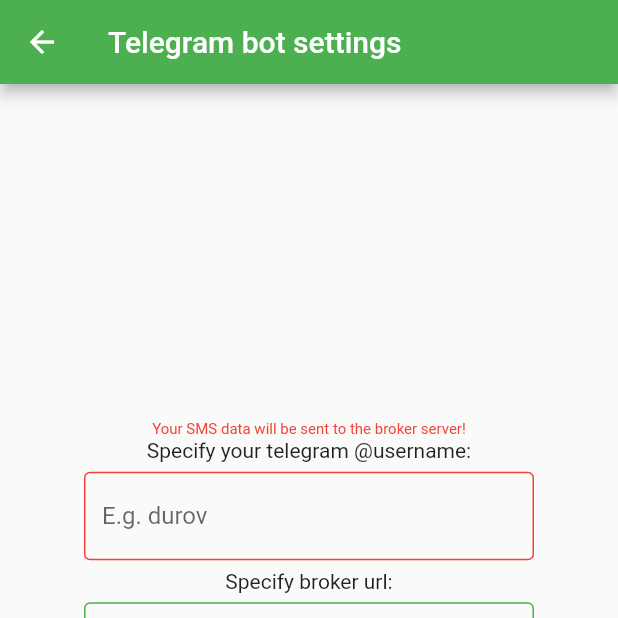
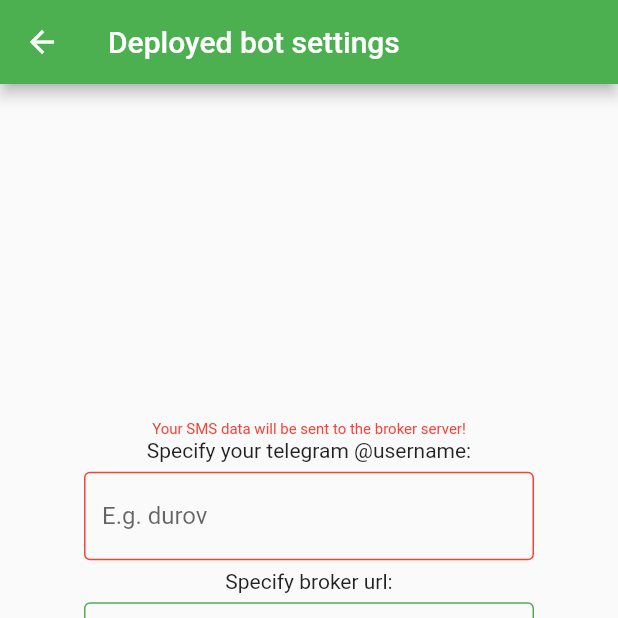
Before and after one commit to optimalstrategy/sms_forwarder_app, a Flutter app: the screen it shows after launch, after a tap on "Forwarding using deployed bot", on a phone screen of 412 x 824 dp, the top half of it. Run offline on Flutter 3.47's test engine with Material 2 defaults, Android fonts, the phone set to English and light mode, and no system bars; our stand-ins replace shared_preferences; missing offline and left inert: sms.

Commit message:
Fixed type in interface

```diff
--- a/lib/main.dart
+++ b/lib/main.dart
@@ -582,7 +582,7 @@ class _DeployedTelegramBotForwarderScreen
   Widget build(BuildContext context) {
     return Scaffold(
       appBar: AppBar(
-        title: Text('Telegram bot settings'),
+        title: Text('Deployed bot settings'),
       ),
       body: Builder(builder: (BuildContext context) {
         return Center(
```
